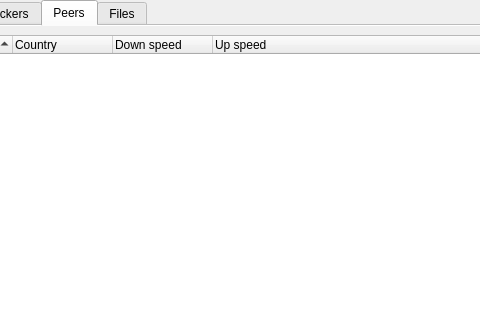
Qt form tabwidget.ui (DragonZX/aria2cremote) before a commit; both pictures show x 97 to 577 and y 0 to 320 of the 931 by 401 pixel window.
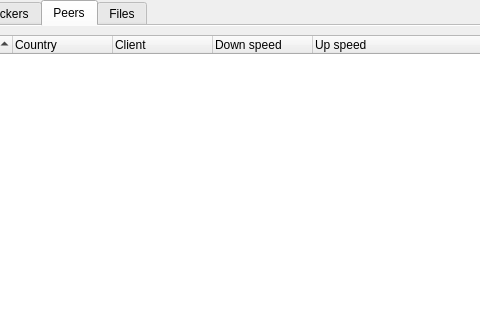
The same form after that commit. The open tabs and pages were chosen to show the change. Icons and pictures are not drawn.

Commit message: torrent client name from clientID

What changed in the file:
```diff
--- a/tabwidget.ui
+++ b/tabwidget.ui
@@ -896,6 +896,11 @@
         <string>Country</string>
        </property>
       </column>
+      <column>
+       <property name="text">
+        <string>Client</string>
+       </property>
+      </column>
       <column>
        <property name="text">
         <string>Down speed</string>
```
The commit also changes 6 other files.
